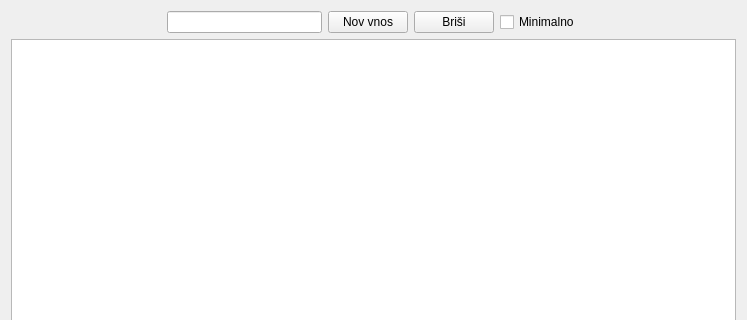
The window that wid_stroski.ui (bubi-luka/BubiRacun) describes before a commit, drawn with Qt 5; both pictures show x 0 to 747 and y 0 to 320 of the 747 by 568 pixel window.
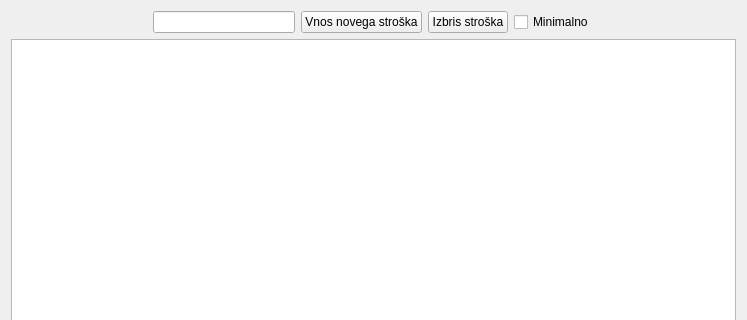
The same window after the commit.

Diff of the .ui file:
```diff
--- a/wid_stroski.ui
+++ b/wid_stroski.ui
@@ -38,14 +38,14 @@
      <item>
       <widget class="QPushButton" name="btn_nov">
        <property name="text">
-        <string>Nov vnos</string>
+        <string>Vnos novega stroška</string>
        </property>
       </widget>
      </item>
      <item>
       <widget class="QPushButton" name="btn_brisi">
        <property name="text">
-        <string>Briši</string>
+        <string>Izbris stroška</string>
        </property>
       </widget>
      </item>
```
